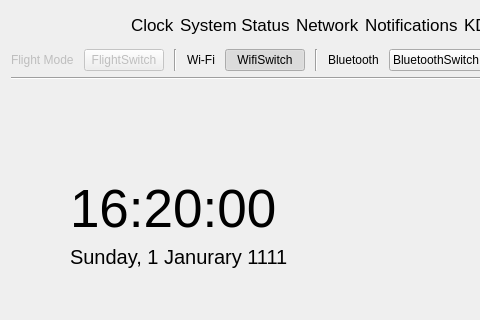
Before: the Qt Designer form infopanedropdown.ui in vicr123/theshell, drawn with Qt 5; both pictures show x 0 to 480 and y 0 to 320 of the 1201 by 835 pixel window.
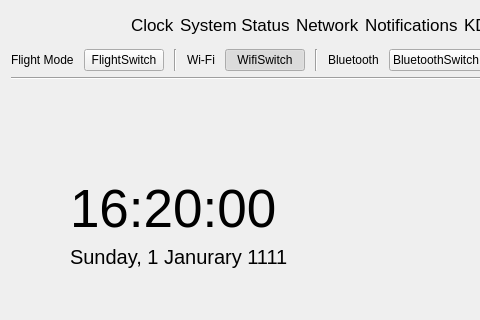
After: the same form once the commit is applied. The open tabs and pages were chosen to show the change. Icons and pictures are not drawn. Custom widgets are drawn as their Qt base class.

What changed in the file:
```diff
--- a/infopanedropdown.ui
+++ b/infopanedropdown.ui
@@ -210,7 +210,7 @@
         <item>
          <widget class="QLabel" name="label_22">
           <property name="enabled">
-           <bool>false</bool>
+           <bool>true</bool>
           </property>
           <property name="text">
            <string>Flight Mode</string>
@@ -220,7 +220,7 @@
         <item>
          <widget class="Switch" name="FlightSwitch">
           <property name="enabled">
-           <bool>false</bool>
+           <bool>true</bool>
           </property>
           <property name="text">
            <string notr="true">FlightSwitch</string>
```
Left out of the diff: 8 changed lines with no effect on the pictures.
